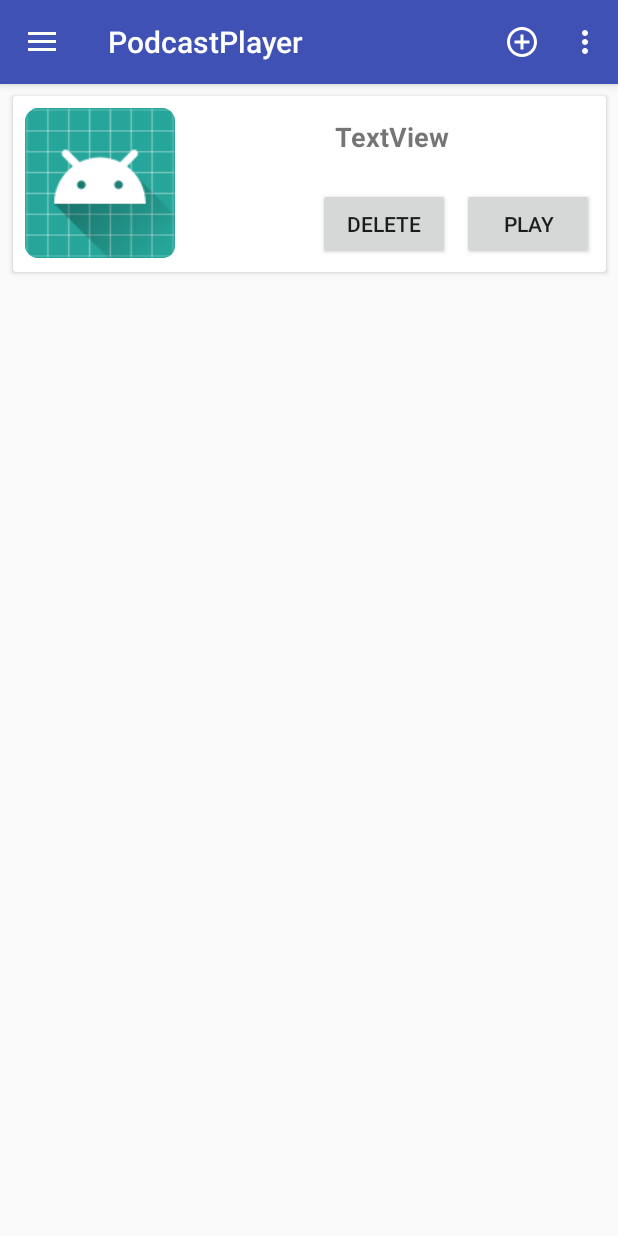
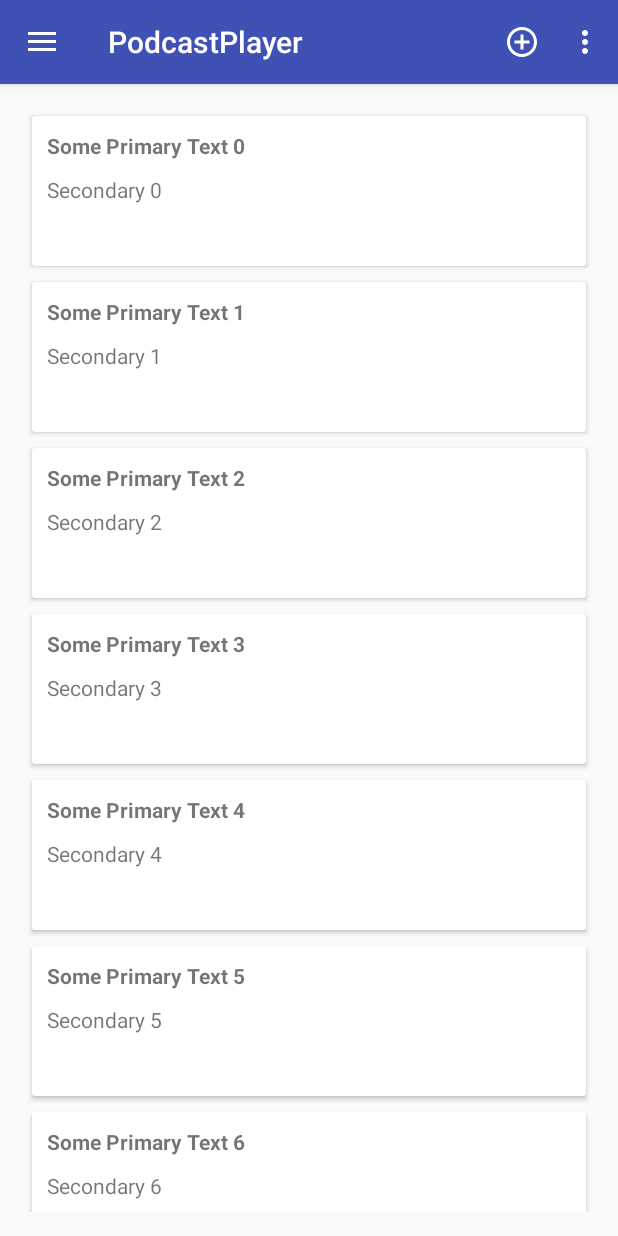
Before and after one commit to LogAnd1/PodcastPlayer, an Android app: the screen it shows after launch (MainActivity), on a phone screen of 412 x 824 dp. Run offline under Robolectric (Android 15) with nearby library versions, the phone set to English and light mode, and no system bars.

Commit message:
Add list view

```diff
--- /dev/null
+++ b/app/src/main/java/com/example/pp/podcastplayer/DataObject.java
@@ -0,0 +1,31 @@
+package com.example.pp.podcastplayer;
+
+/**
+ * Created by Luka on 28. 12. 2017.
+ */
+
+public class DataObject {
+    private String mText1;
+    private String mText2;
+
+    DataObject (String text1, String text2){
+        mText1 = text1;
+        mText2 = text2;
+    }
+
+    public String getmText1() {
+        return mText1;
+    }
+
+    public void setmText1(String mText1) {
+        this.mText1 = mText1;
+    }
+
+    public String getmText2() {
+        return mText2;
+    }
+
+    public void setmText2(String mText2) {
+        this.mText2 = mText2;
+    }
+}
--- a/app/src/main/java/com/example/pp/podcastplayer/MainActivity.java
+++ b/app/src/main/java/com/example/pp/podcastplayer/MainActivity.java
@@ -10,14 +10,22 @@ import android.support.v4.view.GravityCompat;
 import android.support.v4.widget.DrawerLayout;
 import android.support.v7.app.ActionBarDrawerToggle;
 import android.support.v7.app.AppCompatActivity;
+import android.support.v7.widget.LinearLayoutManager;
+import android.support.v7.widget.RecyclerView;
 import android.support.v7.widget.Toolbar;
 import android.view.Menu;
 import android.view.MenuItem;
 import android.view.View;
-import android.widget.Button;
+
+import java.util.ArrayList;
 
 public class MainActivity extends AppCompatActivity
         implements NavigationView.OnNavigationItemSelectedListener {
+
+    private RecyclerView mRecyclerView;
+    private RecyclerView.Adapter mAdapter;
+    private RecyclerView.LayoutManager mLayoutManager;
+    private static String LOG_TAG = "CardViewActivity";
 
     @Override
     protected void onCreate(Bundle savedInstanceState) {
@@ -111,6 +119,13 @@ public class MainActivity extends AppCompatActivity
 
         NavigationView navigationView = (NavigationView) findViewById(R.id.nav_view);
         navigationView.setNavigationItemSelectedListener(this);
+
+        mRecyclerView = (RecyclerView) findViewById(R.id.my_recycler_view);
+        mRecyclerView.setHasFixedSize(true);
+        mLayoutManager = new LinearLayoutManager(this);
+        mRecyclerView.setLayoutManager(mLayoutManager);
+        mAdapter = new MyRecyclerViewAdapter(getDataSet());
+        mRecyclerView.setAdapter(mAdapter);
     }
 
     public void loadStart(){
@@ -126,6 +141,7 @@ public class MainActivity extends AppCompatActivity
 
         NavigationView navigationView = (NavigationView) findViewById(R.id.nav_view);
         navigationView.setNavigationItemSelectedListener(this);
+
 
 
     }
@@ -162,4 +178,14 @@ public class MainActivity extends AppCompatActivity
         }
     }
 
+    private ArrayList<DataObject> getDataSet() {
+        ArrayList results = new ArrayList<DataObject>();
+        for (int index = 0; index < 20; index++) {
+            DataObject obj = new DataObject("Some Primary Text " + index,
+                    "Secondary " + index);
+            results.add(index, obj);
+        }
+        return results;
+    }
+
 }
--- /dev/null
+++ b/app/src/main/java/com/example/pp/podcastplayer/MyRecyclerViewAdapter.java
@@ -0,0 +1,81 @@
+package com.example.pp.podcastplayer;
+
+import android.support.v7.widget.RecyclerView;
+import android.util.Log;
+import android.view.LayoutInflater;
+import android.view.View;
+import android.view.ViewGroup;
+import android.widget.TextView;
+
+import java.util.ArrayList;
+
+public class MyRecyclerViewAdapter extends RecyclerView
+        .Adapter<MyRecyclerViewAdapter
+        .DataObjectHolder> {
+    private static String LOG_TAG = "MyRecyclerViewAdapter";
+    private ArrayList<DataObject> mDataset;
+    private static MyClickListener myClickListener;
+
+    public static class DataObjectHolder extends RecyclerView.ViewHolder
+            implements View
+            .OnClickListener {
+        TextView label;
+        TextView dateTime;
+
+        public DataObjectHolder(View itemView) {
+            super(itemView);
+            label = (TextView) itemView.findViewById(R.id.textView);
+            dateTime = (TextView) itemView.findViewById(R.id.textView2);
+            Log.i(LOG_TAG, "Adding Listener");
+            itemView.setOnClickListener(this);
+        }
+
+        @Override
+        public void onClick(View v) {
+            myClickListener.onItemClick(getAdapterPosition(), v);
+        }
+    }
+
+    public void setOnItemClickListener(MyClickListener myClickListener) {
+        this.myClickListener = myClickListener;
+    }
+
+    public MyRecyclerViewAdapter(ArrayList<DataObject> myDataset) {
+        mDataset = myDataset;
+    }
+
+    @Override
+    public DataObjectHolder onCreateViewHolder(ViewGroup parent,
+                                               int viewType) {
+        View view = LayoutInflater.from(parent.getContext())
+                .inflate(R.layout.card_view_row, parent, false);
+
+        DataObjectHolder dataObjectHolder = new DataObjectHolder(view);
+        return dataObjectHolder;
+    }
+
+    @Override
+    public void onBindViewHolder(DataObjectHolder holder, int position) {
+        holder.label.setText(mDataset.get(position).getmText1());
+        holder.dateTime.setText(mDataset.get(position).getmText2());
+    }
+
+    public void addItem(DataObject dataObj, int index) {
+        mDataset.add(index, dataObj);
+        notifyItemInserted(index);
+    }
+
+    public void deleteItem(int index) {
+        mDataset.remove(index);
+        notifyItemRemoved(index);
+    }
+
+    @Override
+    public int getItemCount() {
+        return mDataset.size();
+    }
+
+    public interface MyClickListener {
+        public void onItemClick(int position, View v);
+    }
+}
--- /dev/null
+++ b/app/src/main/res/layout/card_view_row.xml
@@ -0,0 +1,38 @@
+<?xml version="1.0" encoding="utf-8"?>
+<LinearLayout xmlns:android="http://schemas.android.com/apk/res/android"
+    xmlns:card_view="http://schemas.android.com/apk/res-auto"
+    android:layout_width="match_parent"
+    android:layout_height="wrap_content"
+    android:orientation="vertical">
+
+    <android.support.v7.widget.CardView
+        android:id="@+id/card_view"
+        android:layout_width="fill_parent"
+        android:layout_height="100dp"
+        android:layout_gravity="center"
+        android:layout_margin="5dp"
+        card_view:cardCornerRadius="2dp"
+        card_view:contentPadding="10dp">
+
+        <RelativeLayout
+            android:layout_width="fill_parent"
+            android:layout_height="fill_parent">
+
+            <TextView
+                android:id="@+id/textView"
+                android:layout_width="wrap_content"
+                android:layout_height="wrap_content"
+                android:layout_alignParentTop="true"
+                android:textStyle="bold"/>
+
+            <TextView
+                android:id="@+id/textView2"
+                android:layout_width="wrap_content"
+                android:layout_height="wrap_content"
+                android:layout_below="@+id/textView"
+                android:layout_marginTop="10dp"/>
+        </RelativeLayout>
+    </android.support.v7.widget.CardView>
+
+
+</LinearLayout>
--- a/app/src/main/res/layout/content_main.xml
+++ b/app/src/main/res/layout/content_main.xml
@@ -1,78 +1,18 @@
 <?xml version="1.0" encoding="utf-8"?>
-<android.support.constraint.ConstraintLayout xmlns:android="http://schemas.android.com/apk/res/android"
+    <RelativeLayout xmlns:android="http://schemas.android.com/apk/res/android"
         xmlns:app="http://schemas.android.com/apk/res-auto"
         xmlns:tools="http://schemas.android.com/tools"
         android:layout_width="match_parent"
         android:layout_height="match_parent"
         app:layout_behavior="@string/appbar_scrolling_view_behavior"
         tools:context="com.example.pp.podcastplayer.MainActivity"
-    tools:showIn="@layout/app_bar_main">
+        tools:showIn="@layout/app_bar_main"
+        android:padding="16dp">
 
-    <android.support.v7.widget.CardView
-        android:id="@+id/podcastCard"
-        android:layout_width="395dp"
-        android:layout_height="117dp"
-        android:layout_marginEnd="8dp"
-        android:layout_marginStart="8dp"
-        android:layout_marginTop="8dp"
-        app:layout_constraintEnd_toEndOf="parent"
-        app:layout_constraintHorizontal_bias="1.0"
-        app:layout_constraintStart_toStartOf="parent"
-        app:layout_constraintTop_toTopOf="parent">
+        <android.support.v7.widget.RecyclerView
+            android:id="@+id/my_recycler_view"
+            android:layout_width="match_parent"
+            android:layout_height="match_parent"
+            android:scrollbars="vertical"/>
 
-        <android.support.constraint.ConstraintLayout
-            android:layout_width="match_parent"
-            android:layout_height="match_parent">
-
-            <ImageView
-                android:id="@+id/podcastImage"
-                android:layout_width="100dp"
-                android:layout_height="100dp"
-                android:layout_marginStart="8dp"
-                android:layout_marginTop="8dp"
-                app:layout_constraintStart_toStartOf="parent"
-                app:layout_constraintTop_toTopOf="parent"
-                app:srcCompat="@mipmap/ic_launcher" />
-
-            <TextView
-                android:id="@+id/textView5"
-                android:layout_width="268dp"
-                android:layout_height="32dp"
-                android:layout_marginBottom="8dp"
-                android:layout_marginEnd="8dp"
-                android:layout_marginStart="8dp"
-                android:layout_marginTop="8dp"
-                android:text="TextView"
-                android:textAlignment="center"
-                android:textSize="18sp"
-                android:textStyle="bold"
-                app:layout_constraintBottom_toTopOf="@+id/button3"
-                app:layout_constraintEnd_toEndOf="parent"
-                app:layout_constraintStart_toEndOf="@+id/podcastImage"
-                app:layout_constraintTop_toTopOf="parent"
-                tools:text="Naslov" />
-
-            <Button
-                android:id="@+id/button2"
-                android:layout_width="wrap_content"
-                android:layout_height="wrap_content"
-                android:layout_marginBottom="8dp"
-                android:layout_marginEnd="8dp"
-                android:text="Play"
-                app:layout_constraintBottom_toBottomOf="parent"
-                app:layout_constraintEnd_toEndOf="parent" />
-
-            <Button
-                android:id="@+id/button3"
-                android:layout_width="wrap_content"
-                android:layout_height="wrap_content"
-                android:layout_marginBottom="8dp"
-                android:layout_marginEnd="8dp"
-                android:text="Delete"
-                app:layout_constraintBottom_toBottomOf="parent"
-                app:layout_constraintEnd_toStartOf="@+id/button2" />
-        </android.support.constraint.ConstraintLayout>
-
-    </android.support.v7.widget.CardView>
-
-</android.support.constraint.ConstraintLayout>
+    </RelativeLayout>
```
Lines whose indentation alone changed are shown as unchanged.
